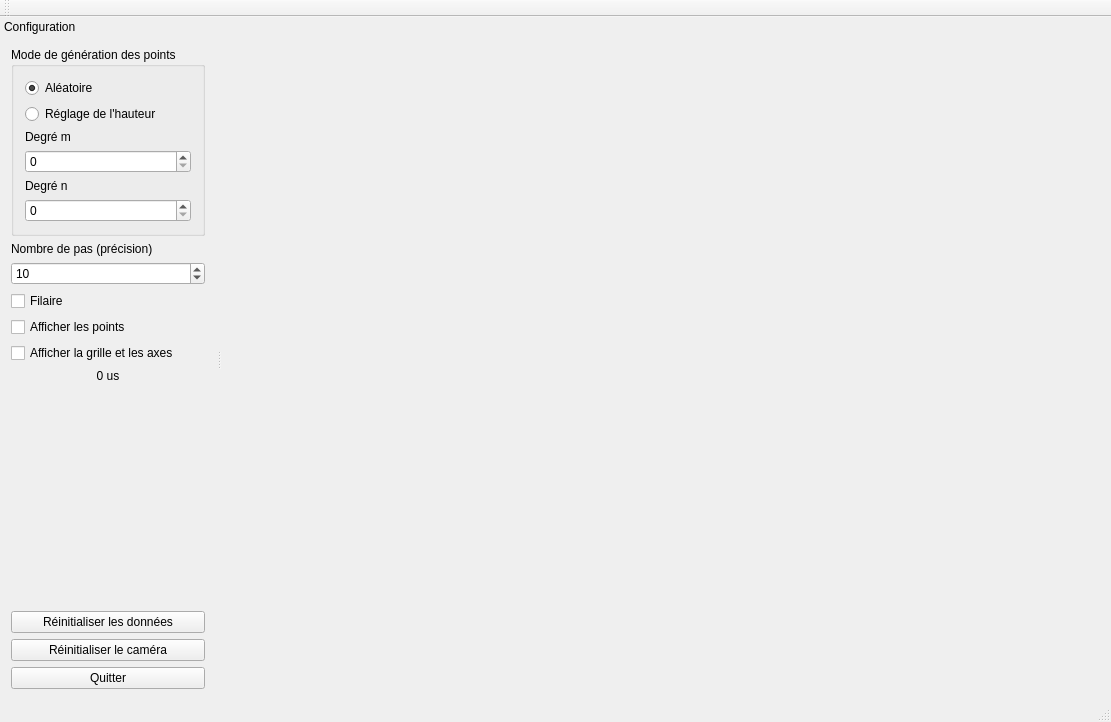
Before: the Qt Designer form Maths5ABezierQuaternions/form/maths5a_bezierquaternions.ui in PrLayton/BezierSurfacesAndQuaternions, drawn with Qt 5.
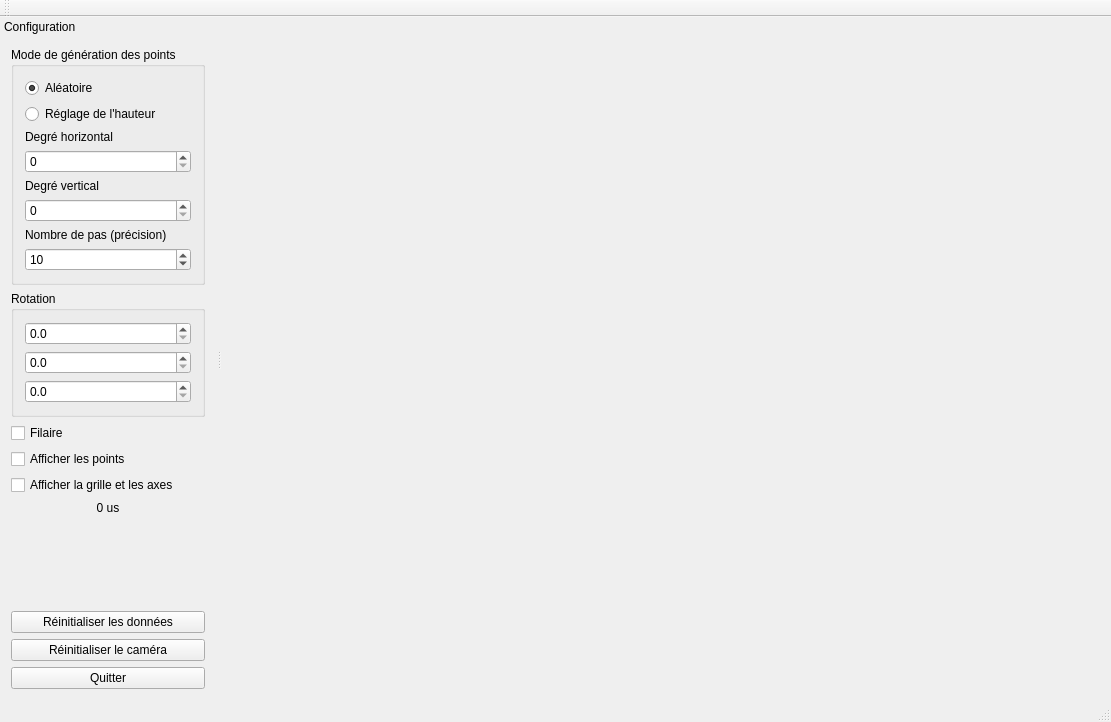
After: the same form once the commit is applied.

Commit message: Implémentation la rotation de l'objet en utilisant la class Quaternion de Qt

```diff
--- a/Maths5ABezierQuaternions/form/maths5a_bezierquaternions.ui
+++ b/Maths5ABezierQuaternions/form/maths5a_bezierquaternions.ui
@@ -77,7 +77,7 @@
         <item>
          <widget class="QLabel" name="laHorizontal">
           <property name="text">
-           <string>Degré m</string>
+           <string>Degré horizontal</string>
           </property>
          </widget>
         </item>
@@ -97,7 +97,7 @@
         <item>
          <widget class="QLabel" name="laVertical">
           <property name="text">
-           <string>Degré n</string>
+           <string>Degré vertical</string>
           </property>
          </widget>
         </item>
@@ -114,9 +114,6 @@
           </property>
          </widget>
         </item>
-       </layout>
-      </widget>
-     </item>
      <item>
       <widget class="QLabel" name="laPrecision">
        <property name="text">
@@ -135,6 +132,57 @@
        <property name="value">
         <number>10</number>
        </property>
+         </widget>
+        </item>
+       </layout>
+      </widget>
+     </item>
+     <item>
+      <widget class="QGroupBox" name="groupRotation">
+       <property name="title">
+        <string>Rotation</string>
+       </property>
+       <layout class="QVBoxLayout" name="verticalLayout">
+        <item>
+         <widget class="QDoubleSpinBox" name="spinX">
+          <property name="decimals">
+           <number>1</number>
+          </property>
+          <property name="maximum">
+           <double>359.899999999999977</double>
+          </property>
+          <property name="singleStep">
+           <double>1.000000000000000</double>
+          </property>
+         </widget>
+        </item>
+        <item>
+         <widget class="QDoubleSpinBox" name="spinY">
+          <property name="decimals">
+           <number>1</number>
+          </property>
+          <property name="maximum">
+           <double>359.899999999999977</double>
+          </property>
+          <property name="singleStep">
+           <double>1.000000000000000</double>
+          </property>
+         </widget>
+        </item>
+        <item>
+         <widget class="QDoubleSpinBox" name="spinZ">
+          <property name="decimals">
+           <number>1</number>
+          </property>
+          <property name="maximum">
+           <double>359.899999999999977</double>
+          </property>
+          <property name="singleStep">
+           <double>1.000000000000000</double>
+          </property>
+         </widget>
+        </item>
+       </layout>
       </widget>
      </item>
      <item>
```
Left out of the diff: 2 changed lines with no effect on the pictures. Lines whose indentation alone changed are shown as unchanged. The commit also changes 4 other files.
